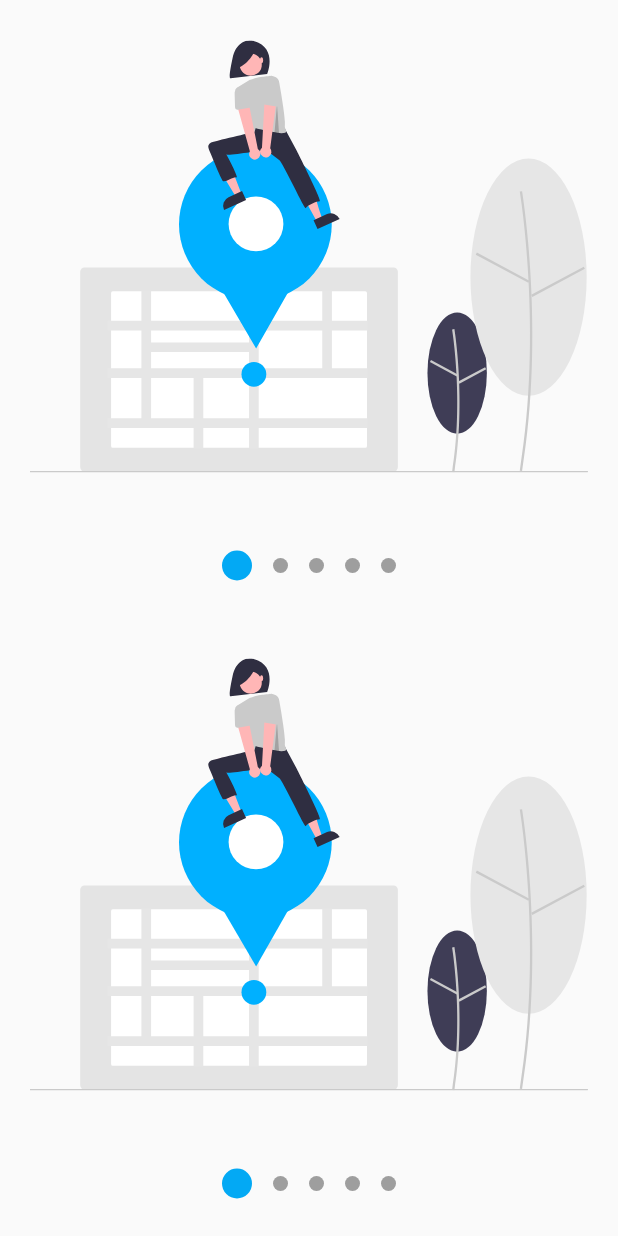
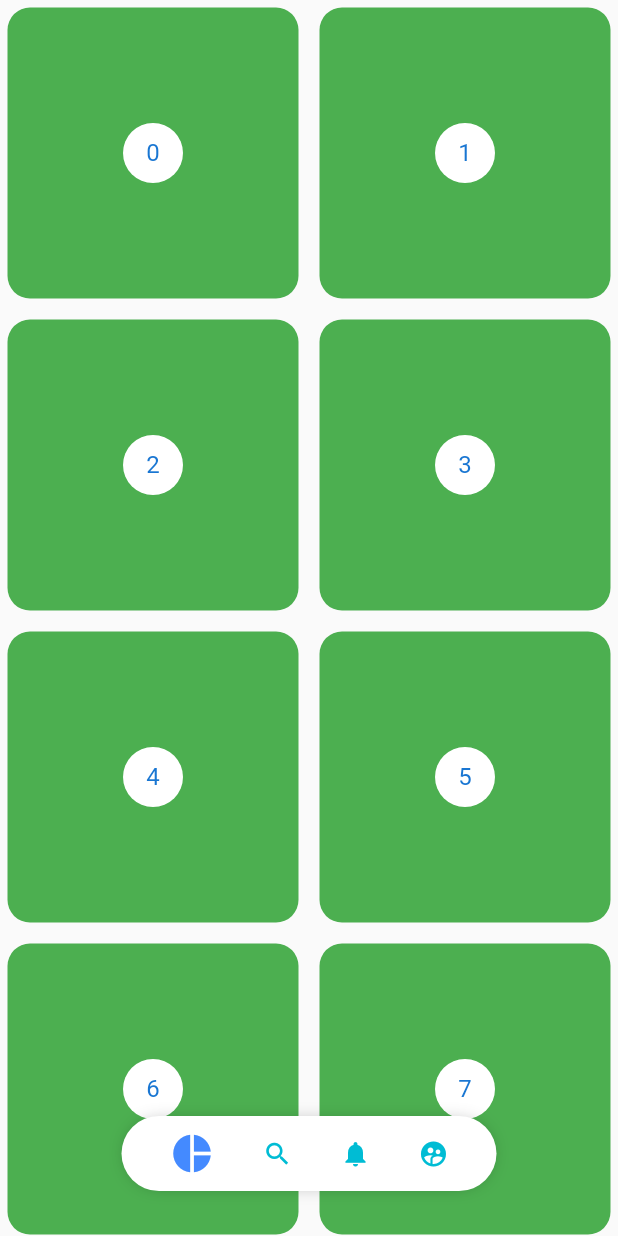
Before and after one commit to asaek/backgrounds_custom_painter, a Flutter app: the screen it shows after launch, on a phone screen of 412 x 824 dp. Run offline on Flutter 3.47's test engine with Material 2 defaults, Android fonts, the phone set to English and light mode, and no system bars; our stand-ins replace flutter_svg.

Commit message:
termino de la seccion 6 Pinterest layout menu

```diff
--- a/lib/main.dart
+++ b/lib/main.dart
@@ -3,6 +3,7 @@ import 'package:provider/provider.dart';
 
 import 'package:backgrounds_custom_painter/screens/screens.dart';
 import 'models/models.dart';
+import 'package:backgrounds_custom_painter/providers/providers.dart';
 
 void main() => runApp(AppState());
 
@@ -10,7 +11,10 @@ class AppState extends StatelessWidget {
   @override
   Widget build(BuildContext context) {
     return MultiProvider(
-      providers: [ChangeNotifierProvider(create: (_) => SliderModer())],
+      providers: [
+        ChangeNotifierProvider(create: (_) => SliderModer()),
+        ChangeNotifierProvider(create: (_) => MenuModel()),
+      ],
       child: MyApp(),
     );
   }
@@ -22,7 +26,7 @@ class MyApp extends StatelessWidget {
     return MaterialApp(
       debugShowCheckedModeBanner: false,
       title: 'Disenos App',
-      home: SlideShowScreen2(),
+      home: PinteresPage(),
     );
   }
 }
--- /dev/null
+++ b/lib/providers/MenuModel.dart
@@ -0,0 +1,40 @@
+import 'package:flutter/material.dart';
+
+class MenuModel with ChangeNotifier {
+  int _itemSeleccionado = 0;
+
+  int get itemSeleccionado => this._itemSeleccionado;
+
+  set itemSeleccionado(int index) {
+    this._itemSeleccionado = index;
+    notifyListeners();
+  }
+
+  bool _mostrar = true;
+  bool get mostrar => this._mostrar;
+  set mostrar(bool valor) {
+    this._mostrar = valor;
+    notifyListeners();
+  }
+
+  Color _backgroundColor = Colors.blueGrey;
+  Color get backgroundColor => this._backgroundColor;
+  set backgroundColor(Color valor) {
+    this._backgroundColor = valor;
+    notifyListeners();
+  }
+
+  Color _activeColor = Colors.cyan;
+  Color get activeColor => this._activeColor;
+  set activeColor(Color valor) {
+    this._activeColor = valor;
+    notifyListeners();
+  }
+
+  Color _inactivdeColor = Colors.grey;
+  Color get inactivdeColor => this._inactivdeColor;
+  set inactivdeColor(Color valor) {
+    this._inactivdeColor = valor;
+    notifyListeners();
+  }
+}
--- /dev/null
+++ b/lib/providers/providers.dart
@@ -0,0 +1 @@
+export 'package:backgrounds_custom_painter/providers/MenuModel.dart';
--- /dev/null
+++ b/lib/screens/pinteres_page.dart
@@ -0,0 +1,145 @@
+import 'package:flutter/material.dart';
+import 'package:provider/provider.dart';
+
+import 'package:flutter_staggered_grid_view/flutter_staggered_grid_view.dart';
+import 'package:backgrounds_custom_painter/widgets/widgets.dart';
+import 'package:backgrounds_custom_painter/providers/providers.dart';
+
+class PinteresPage extends StatelessWidget {
+  @override
+  Widget build(BuildContext context) {
+    return Scaffold(
+      body: Stack(
+        children: [
+          _PinteresWidget(),
+          _PinteresMenuLocation(),
+        ],
+      ),
+    );
+  }
+}
+
+class _PinteresMenuLocation extends StatelessWidget {
+  @override
+  Widget build(BuildContext context) {
+    final widthPantalla = MediaQuery.of(context).size.width;
+    final tamano = MediaQuery.of(context).size;
+    // print('Ancho: ${tamano.width}');
+    // print('Alto: ${tamano.height}');
+    // print('Centro: ${tamano.center(Offset(0, 0))}');
+
+    return Positioned(
+      bottom: 30,
+      child: Container(
+        width: widthPantalla,
+        child: Align(
+          child: BarMenuPinterest(
+            items: [
+              PinteresButton(
+                  iconns: Icons.pie_chart,
+                  onPressedd: () {
+                    print('Icon Pie Chart');
+                  }),
+              PinteresButton(
+                  iconns: Icons.search,
+                  onPressedd: () {
+                    print('Search');
+                  }),
+              PinteresButton(
+                  iconns: Icons.notifications,
+                  onPressedd: () {
+                    print('Notificaciones');
+                  }),
+              PinteresButton(
+                  iconns: Icons.supervised_user_circle,
+                  onPressedd: () {
+                    print('Supervised User Circle');
+                  }),
+            ],
+            // backgroundColor: Colors.red,
+            // activeColor: Colors.purpleAccent,
+            // inactivdeColor: Colors.greenAccent,
+          ),
+        ),
+      ),
+    );
+  }
+}
+
+class _PinteresWidget extends StatefulWidget {
+  @override
+  __PinteresWidgetState createState() => __PinteresWidgetState();
+}
+
+class __PinteresWidgetState extends State<_PinteresWidget> {
+  final List<int> items = List.generate(200, (index) => index);
+
+  ScrollController controller = new ScrollController();
+  double scrollAnterior = 0;
+
+  @override
+  void initState() {
+    controller.addListener(() {
+      // print('controller.offset ${controller.offset}');
+      // print('scrollAnterior $scrollAnterior');
+      if (controller.offset > scrollAnterior && controller.offset > 150) {
+        // print('Estas bajando');
+        Provider.of<MenuModel>(context, listen: false).mostrar = false;
+      } else {
+        // print('Estas Subiendo');
+        Provider.of<MenuModel>(context, listen: false).mostrar = true;
+      }
+      if (scrollAnterior == controller.offset) {
+        Provider.of<MenuModel>(context, listen: false).mostrar = true;
+      }
+      scrollAnterior = controller.offset;
+
+      // print({Provider.of<MenuModel>(context, listen: false).mostrar});
+    });
+    super.initState();
+  }
+
+  @override
+  void dispose() {
+    controller.dispose();
+    super.dispose();
+  }
+
+  @override
+  Widget build(BuildContext context) {
+    // este es el grip del widget plugin de yaml
+    return new StaggeredGridView.countBuilder(
+      controller: controller,
+      crossAxisCount: 4,
+      itemCount: items.length,
+      itemBuilder: (BuildContext context, int index) =>
+          ConteinerForGrid(index: index),
+      staggeredTileBuilder: (int index) =>
+          new StaggeredTile.count(2, index.isEven ? 2 : 2),
+      mainAxisSpacing: 4.0,
+      crossAxisSpacing: 4.0,
+    );
+  }
+}
+
+class ConteinerForGrid extends StatelessWidget {
+  final int index;
+
+  const ConteinerForGrid({required this.index});
+
+  @override
+  Widget build(BuildContext context) {
+    return new Container(
+        decoration: BoxDecoration(
+          color: Colors.green,
+          borderRadius: BorderRadius.all(Radius.circular(15)),
+        ),
+        margin: EdgeInsets.all(5),
+        child: new Center(
+          child: new CircleAvatar(
+            backgroundColor: Colors.white,
+            child: new Text('$index'),
+          ),
+        ));
+  }
+}
--- a/lib/screens/screens.dart
+++ b/lib/screens/screens.dart
@@ -4,5 +4,5 @@ export 'package:backgrounds_custom_painter/retos/cuadrado_animado_page.dart';
 export 'package:backgrounds_custom_painter/labs/circular_progress_page.dart';
 export 'package:backgrounds_custom_painter/screens/grafica_circular_screen.dart';
 export 'package:backgrounds_custom_painter/labs/slideshow_screen.dart';
-
 export 'package:backgrounds_custom_painter/screens/slideshow2_screen.dart';
+export 'package:backgrounds_custom_painter/screens/pinteres_page.dart';
--- /dev/null
+++ b/lib/widgets/bar_menu_pinterest.dart
@@ -0,0 +1,158 @@
+import 'package:backgrounds_custom_painter/providers/MenuModel.dart';
+import 'package:flutter/material.dart';
+import 'package:provider/provider.dart';
+
+class PinteresButton {
+  final IconData iconns;
+  final Function() onPressedd;
+
+  PinteresButton({
+    required this.iconns,
+    required this.onPressedd,
+  });
+}
+
+class BarMenuPinterest extends StatelessWidget {
+  final bool mostrar;
+
+  final Color? backgroundColor;
+  final Color? activeColor;
+  final Color? inactivdeColor;
+  final List<PinteresButton> items;
+
+  BarMenuPinterest({
+    this.mostrar = true,
+    this.backgroundColor = Colors.white,
+    this.activeColor = Colors.blueAccent,
+    this.inactivdeColor = Colors.cyan,
+    required this.items,
+  });
+
+  // final List<PinteresButton> items = [
+  //   PinteresButton(
+  //       iconns: Icons.pie_chart,
+  //       onPressedd: () {
+  //         print('Icon Pie Chart');
+  //       }),
+  //   PinteresButton(
+  //       iconns: Icons.search,
+  //       onPressedd: () {
+  //         print('Search');
+  //       }),
+  //   PinteresButton(
+  //       iconns: Icons.notifications,
+  //       onPressedd: () {
+  //         print('Notificaciones');
+  //       }),
+  //   PinteresButton(
+  //       iconns: Icons.supervised_user_circle,
+  //       onPressedd: () {
+  //         print('Supervised User Circle');
+  //       }),
+  // ];
+
+  @override
+  Widget build(BuildContext context) {
+    final mostrar = Provider.of<MenuModel>(context).mostrar;
+    // Provider.of<MenuModel>(context, listen: false).backgroundColor =
+    //     this.backgroundColor!;
+
+    Future.microtask(() {
+      Provider.of<MenuModel>(context, listen: false).backgroundColor =
+          this.backgroundColor!;
+      Provider.of<MenuModel>(context, listen: false).activeColor =
+          this.activeColor!;
+      Provider.of<MenuModel>(context, listen: false).inactivdeColor =
+          this.inactivdeColor!;
+    });
+
+    // print(mostrar);
+    return AnimatedOpacity(
+      duration: Duration(milliseconds: 250),
+      opacity: (mostrar) ? 1 : 0,
+      child: _PinterestMenuBackground(
+        childIconos: _MenuItems(menuItems: items),
+      ),
+    );
+  }
+}
+
+class _PinterestMenuBackground extends StatelessWidget {
+  final Widget childIconos;
+  const _PinterestMenuBackground({required this.childIconos});
+
+  @override
+  Widget build(BuildContext context) {
+    final providerBackgroundColor =
+        Provider.of<MenuModel>(context).backgroundColor;
+
+    return Container(
+      child: childIconos,
+      height: 50,
+      width: 250,
+      decoration: BoxDecoration(
+        color: providerBackgroundColor,
+        borderRadius: BorderRadius.all(
+          Radius.circular(100),
+        ),
+        boxShadow: <BoxShadow>[
+          BoxShadow(
+            color: Colors.black38,
+            blurRadius: 10,
+            spreadRadius: -5,
+          ),
+        ],
+      ),
+    );
+  }
+}
+
+class _MenuItems extends StatelessWidget {
+  final List<PinteresButton> menuItems;
+
+  const _MenuItems({required this.menuItems});
+
+  @override
+  Widget build(BuildContext context) {
+    return Row(
+      mainAxisAlignment: MainAxisAlignment.spaceEvenly,
+      children: List.generate(
+        menuItems.length,
+        (index) =>
+            _PinteresMenuButtom(index: index, menuItem: menuItems[index]),
+      ),
+    );
+  }
+}
+
+class _PinteresMenuButtom extends StatelessWidget {
+  final int index;
+  final PinteresButton menuItem;
+
+  const _PinteresMenuButtom({
+    required this.index,
+    required this.menuItem,
+  });
+
+  @override
+  Widget build(BuildContext context) {
+    final providerMenumodel = Provider.of<MenuModel>(context);
+
+    return GestureDetector(
+      onTap: () {
+        Provider.of<MenuModel>(context, listen: false).itemSeleccionado = index;
+        menuItem.onPressedd();
+      },
+      behavior: HitTestBehavior.translucent,
+      child: Container(
+        child: Icon(
+          menuItem.iconns,
+          size: (providerMenumodel.itemSeleccionado == index) ? 30 : 20,
+          color: (providerMenumodel.itemSeleccionado == index)
+              ? providerMenumodel.activeColor
+              : providerMenumodel.inactivdeColor,
+        ),
+      ),
+    );
+  }
+}
--- a/lib/widgets/widgets.dart
+++ b/lib/widgets/widgets.dart
@@ -1,4 +1,4 @@
 export 'package:backgrounds_custom_painter/widgets/headers.dart';
 export 'package:backgrounds_custom_painter/screens/screens.dart';
-
 export 'package:backgrounds_custom_painter/widgets/slideshow.dart';
+export 'package:backgrounds_custom_painter/widgets/bar_menu_pinterest.dart';
--- a/pubspec.yaml
+++ b/pubspec.yaml
@@ -30,6 +30,7 @@ dependencies:
   cupertino_icons: ^1.0.2
   flutter_svg: ^0.22.0
   provider: ^5.0.0
+  flutter_staggered_grid_view: ^0.4.0
 
 dev_dependencies:
   flutter_test:
```
Also changed, not shown: pubspec.lock.
